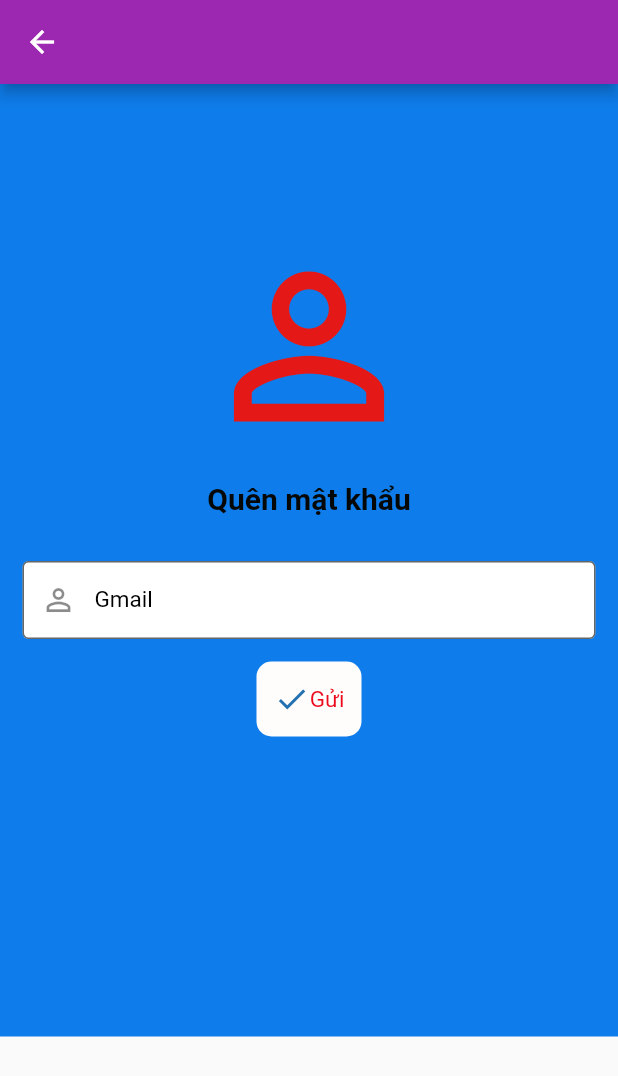
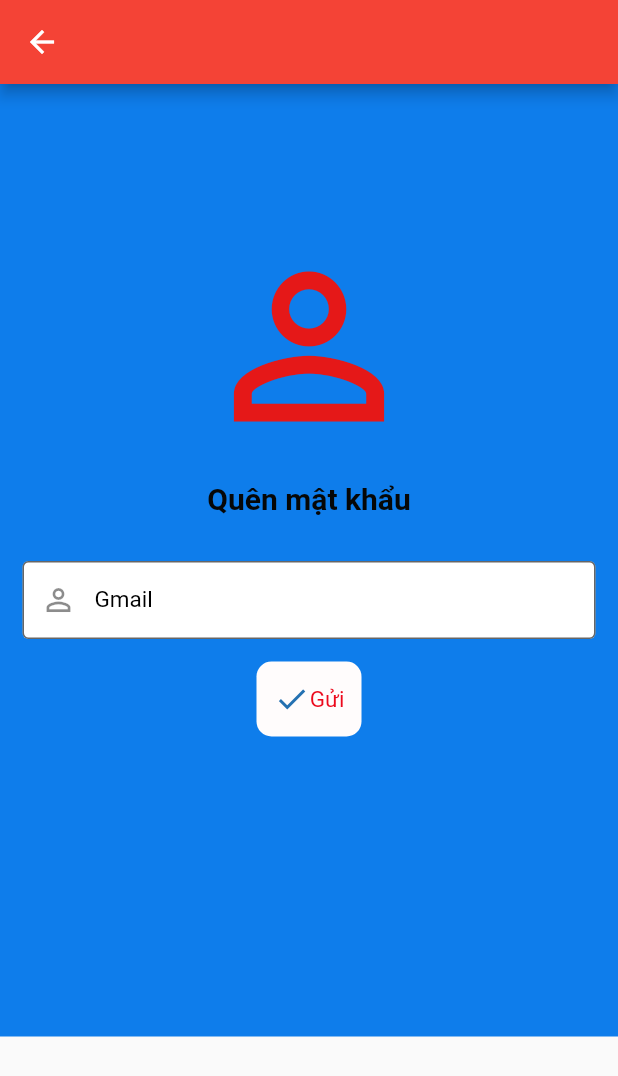
Before and after one commit to VanTanDao/DoAnDiDong, a Flutter app: the Quenmatkau screen opened directly, on a phone screen of 412 x 824 dp. Shown: the top 1076 px of the screen. Run offline on Flutter 3.47's test engine with Material 2 defaults, Android fonts, the phone set to English and light mode, and no system bars; missing offline and left inert: dart:ffi.

Commit message:
add branch quenmatkhau

```diff
--- a/lib/quenmatkhau.dart
+++ b/lib/quenmatkhau.dart
@@ -6,7 +6,7 @@ class Quenmatkau extends StatelessWidget {
   Widget build(BuildContext context) {
     return Scaffold(
       appBar: AppBar(
-        backgroundColor: Colors.purple,
+        backgroundColor: Colors.red,
         elevation: 4.0,
         // actions: [
         //   IconButton(onPressed: () {}, icon: Icon(Icons.volume_mute)),
```
